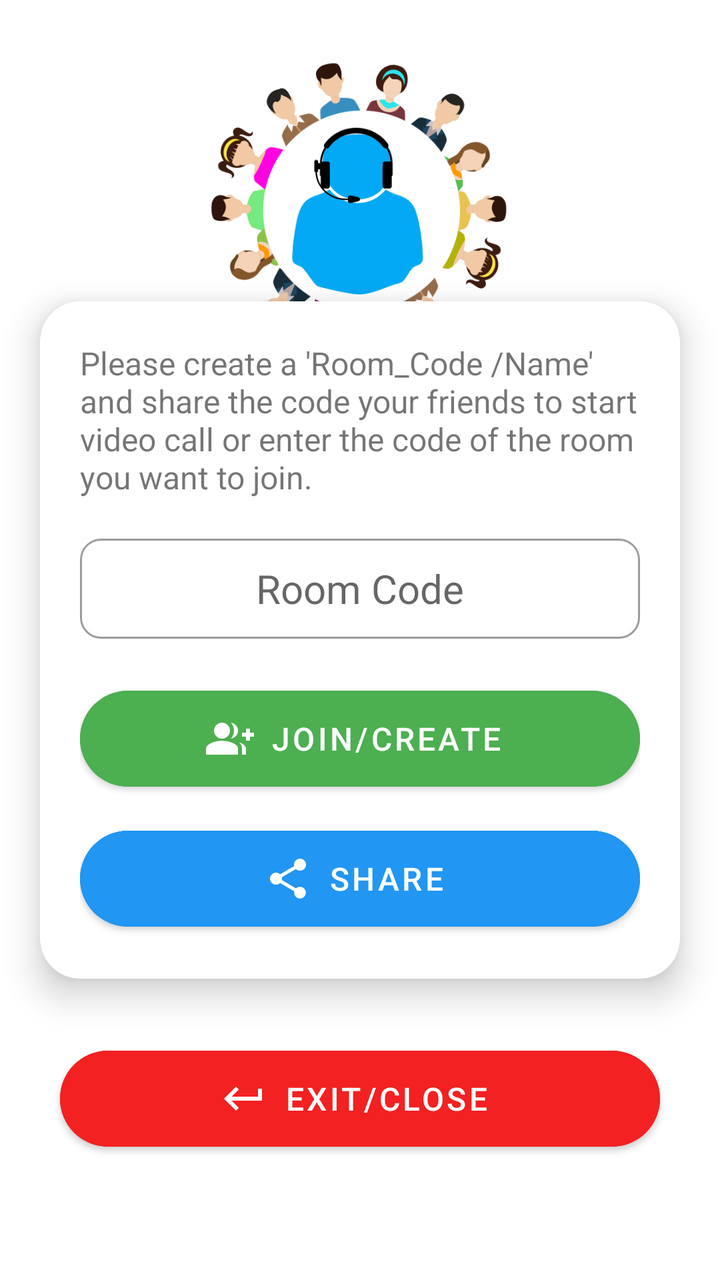
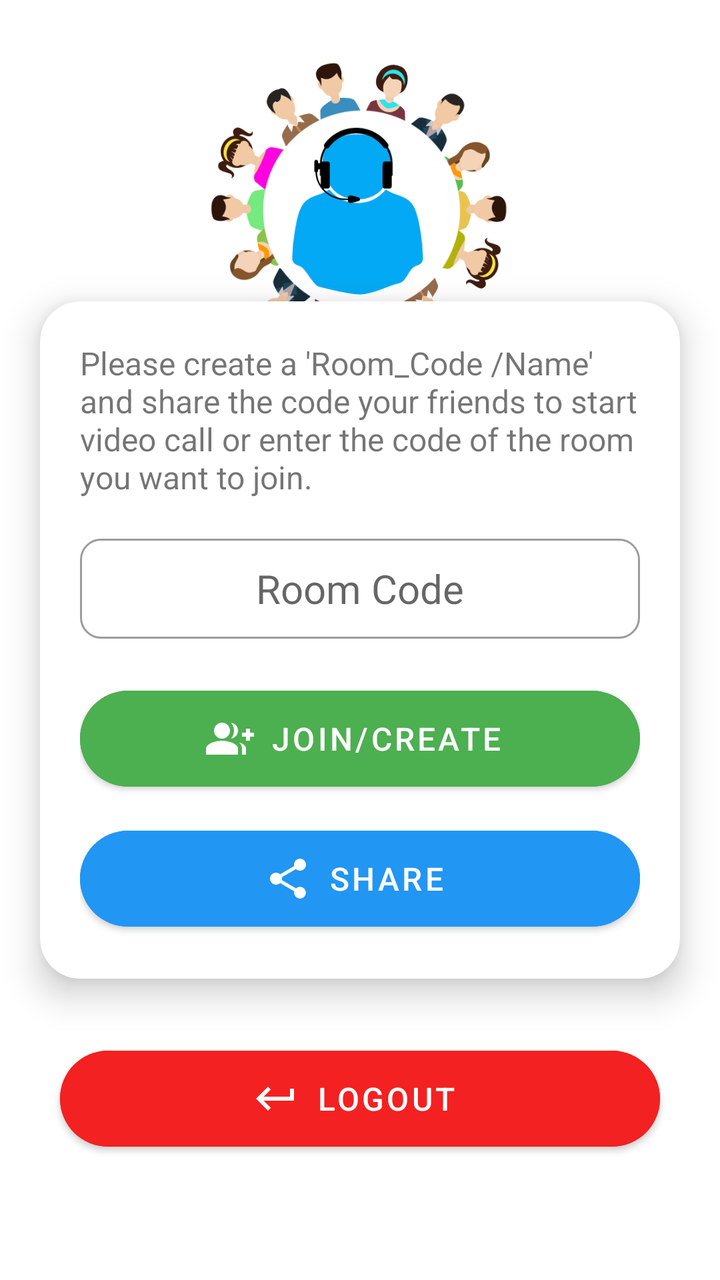

The first picture is an Android layout as it rendered before a commit; the second is the same layout after the commit. The layout source and the unified diff follow.
<!-- AndroidManifest.xml: application theme AppTheme -->
<!-- res/layout/activity_main.xml -->
<?xml version="1.0" encoding="utf-8"?>
<androidx.constraintlayout.widget.ConstraintLayout xmlns:android="http://schemas.android.com/apk/res/android"
    xmlns:app="http://schemas.android.com/apk/res-auto"
    xmlns:tools="http://schemas.android.com/tools"
    android:layout_width="match_parent"
    android:layout_height="match_parent"
    android:layout_gravity="center"
    tools:context=".MainActivity">

    <ImageView
        android:id="@+id/imageView2"
        android:layout_width="150dp"
        android:layout_height="150dp"
        android:layout_marginTop="30dp"
        app:layout_constraintEnd_toEndOf="parent"
        app:layout_constraintHorizontal_bias="0.498"
        app:layout_constraintStart_toStartOf="parent"
        app:layout_constraintTop_toTopOf="parent"
        app:srcCompat="@drawable/logo" />

    <androidx.cardview.widget.CardView
        android:id="@+id/cardView"
        android:layout_width="match_parent"
        android:layout_height="wrap_content"
        android:layout_marginLeft="20dp"
        android:layout_marginRight="20dp"
        android:outlineAmbientShadowColor="@color/black"
        android:outlineSpotShadowColor="@color/black"
        app:cardCornerRadius="20dp"
        app:cardElevation="10dp"
        app:layout_constraintBottom_toBottomOf="parent"
        app:layout_constraintEnd_toEndOf="parent"
        app:layout_constraintHorizontal_bias="0.6"
        app:layout_constraintStart_toStartOf="parent"
        app:layout_constraintTop_toTopOf="parent">



        <LinearLayout
            android:layout_width="match_parent"
            android:layout_height="wrap_content"
            android:layout_margin="20dp"
            android:orientation="vertical">

            <com.google.android.material.textview.MaterialTextView
                android:layout_width="match_parent"
                android:layout_height="wrap_content"
                android:text="Please create a 'Room_Code /Name' and share the code your
friends to start video call or enter the code of the room you want to join."
                android:textSize="16sp" />

            <com.google.android.material.textfield.TextInputEditText
                android:id="@+id/codeBox"
                android:layout_width="match_parent"
                android:layout_height="50dp"
                android:layout_marginTop="20dp"
                android:background="@drawable/text_box_style"
                android:gravity="center"
                android:hint="Room Code"
                android:inputType="textPersonName"
                android:maxLines="1"
                android:textSize="20sp" />

            <com.google.android.material.button.MaterialButton
                android:id="@+id/joinBtn"
                android:layout_width="match_parent"
                android:layout_height="60dp"
                android:layout_gravity="center"
                android:layout_marginTop="20dp"
                android:layout_marginBottom="10dp"
                android:backgroundTint="#4CAF50"
                android:paddingLeft="10dp"
                android:text="Join/Create"
                android:onClick="onButtonClick"
                android:textColor="#fff"
                android:textSize="16sp"
                app:cornerRadius="50dp"
                app:icon="@drawable/ic_baseline_group_add_24"
                app:iconGravity="textStart" />

            <com.google.android.material.button.MaterialButton
                android:id="@+id/share"
                android:layout_width="match_parent"
                android:layout_height="60dp"
                android:layout_gravity="center"
                android:backgroundTint="#2196F3"
                android:gravity="center"
                android:paddingLeft="10dp"
                android:text="Share"
                android:textColor="#fff"
                android:textSize="16sp"
                app:cornerRadius="50dp"
                app:icon="@drawable/ic_baseline_share_24"
                app:iconGravity="textStart" />
        </LinearLayout>
    </androidx.cardview.widget.CardView>

    <com.google.android.material.button.MaterialButton
        android:id="@+id/LogOutButton"
        android:layout_width="match_parent"
        android:layout_height="60dp"
        android:layout_gravity="center"
        android:layout_margin="30dp"
        android:backgroundTint="#F32121"
        android:gravity="center"
        android:paddingLeft="10dp"
        android:text="Exit/Close"
        android:textColor="#fff"
        android:textSize="16sp"
        app:cornerRadius="50dp"
        app:icon="@drawable/ic_baseline_keyboard_return_24"
        app:iconGravity="textStart"
        app:layout_constraintBottom_toBottomOf="parent"
        app:layout_constraintEnd_toEndOf="parent"
        app:layout_constraintHorizontal_bias="0.666"
        app:layout_constraintStart_toStartOf="parent"
        app:layout_constraintTop_toBottomOf="@+id/cardView"
        app:layout_constraintVertical_bias="0.0" />


</androidx.constraintlayout.widget.ConstraintLayout>
<!-- resources referenced by this layout -->
<resources>
  <color name="black">#000000</color>
  <!-- drawable ic_baseline_group_add_24 (drawable) -->
  <vector xmlns:android="http://schemas.android.com/apk/res/android"
      android:width="24dp"
      android:height="24dp"
      android:viewportWidth="24"
      android:viewportHeight="24"
      android:tint="?attr/colorControlNormal">
    <path
        android:fillColor="@android:color/white"
        android:pathData="M22,9l0,-2l-2,0l0,2l-2,0l0,2l2,0l0,2l2,0l0,-2l2,0l0,-2z"/>
    <path
        android:fillColor="@android:color/white"
        android:pathData="M8,12c2.21,0 4,-1.79 4,-4s-1.79,-4 -4,-4S4,5.79 4,8S5.79,12 8,12z"/>
    <path
        android:fillColor="@android:color/white"
        android:pathData="M8,13c-2.67,0 -8,1.34 -8,4v3h16v-3C16,14.34 10.67,13 8,13z"/>
    <path
        android:fillColor="@android:color/white"
        android:pathData="M12.51,4.05C13.43,5.11 14,6.49 14,8s-0.57,2.89 -1.49,3.95C14.47,11.7 16,10.04 16,8S14.47,4.3 12.51,4.05z"/>
    <path
        android:fillColor="@android:color/white"
        android:pathData="M16.53,13.83C17.42,14.66 18,15.7 18,17v3h2v-3C20,15.55 18.41,14.49 16.53,13.83z"/>
  </vector>
  <!-- drawable ic_baseline_keyboard_return_24 (drawable) -->
  <vector xmlns:android="http://schemas.android.com/apk/res/android"
      android:width="24dp"
      android:height="24dp"
      android:viewportWidth="24"
      android:viewportHeight="24"
      android:tint="?attr/colorControlNormal"
      android:autoMirrored="true">
    <path
        android:fillColor="@android:color/white"
        android:pathData="M19,7v4H5.83l3.58,-3.59L8,6l-6,6 6,6 1.41,-1.41L5.83,13H21V7z"/>
  </vector>
  <!-- drawable ic_baseline_share_24 (drawable) -->
  <vector xmlns:android="http://schemas.android.com/apk/res/android"
      android:width="24dp"
      android:height="24dp"
      android:viewportWidth="24"
      android:viewportHeight="24"
      android:tint="?attr/colorControlNormal">
    <path
        android:fillColor="@android:color/white"
        android:pathData="M18,16.08c-0.76,0 -1.44,0.3 -1.96,0.77L8.91,12.7c0.05,-0.23 0.09,-0.46 0.09,-0.7s-0.04,-0.47 -0.09,-0.7l7.05,-4.11c0.54,0.5 1.25,0.81 2.04,0.81 1.66,0 3,-1.34 3,-3s-1.34,-3 -3,-3 -3,1.34 -3,3c0,0.24 0.04,0.47 0.09,0.7L8.04,9.81C7.5,9.31 6.79,9 6,9c-1.66,0 -3,1.34 -3,3s1.34,3 3,3c0.79,0 1.5,-0.31 2.04,-0.81l7.12,4.16c-0.05,0.21 -0.08,0.43 -0.08,0.65 0,1.61 1.31,2.92 2.92,2.92 1.61,0 2.92,-1.31 2.92,-2.92s-1.31,-2.92 -2.92,-2.92z"/>
  </vector>
  <!-- drawable logo: png bitmap (drawable-v24, 45526 bytes) -->
  <!-- drawable text_box_style (drawable) -->
  <?xml version="1.0" encoding="utf-8"?>
  <shape xmlns:android="http://schemas.android.com/apk/res/android">
      <stroke
          android:width="1dp"
          android:color="#9c9c9c" />
      <padding
          android:bottom="10dp"
          android:left="10dp"
          android:right="10dp"
          android:top="10dp" />
      <corners
          android:radius="10dp"
          />
  
  
  </shape>
  <style name="AppTheme" parent="Theme.MaterialComponents.DayNight.DarkActionBar">
          
          <item name="colorPrimary">@color/colorPrimary</item>
          <item name="colorPrimaryDark">@color/colorPrimaryDark</item>
          <item name="colorAccent">@color/colorAccent</item>
      </style>
  <color name="colorPrimary">#6200EE</color>
  <color name="colorPrimaryDark">#3700B3</color>
  <color name="colorAccent">#03DAC5</color>
</resources>

<!-- the commit's change to res/layout/activity_main.xml (unified diff, before → after) -->
@@ -35,7 +35,6 @@
         app:layout_constraintTop_toTopOf="parent">
 
 
-
         <LinearLayout
             android:layout_width="match_parent"
             android:layout_height="wrap_content"
@@ -69,9 +68,9 @@ friends to start video call or enter the code of the room you want to join."
                 android:layout_marginTop="20dp"
                 android:layout_marginBottom="10dp"
                 android:backgroundTint="#4CAF50"
+                android:onClick="onButtonClick"
                 android:paddingLeft="10dp"
                 android:text="Join/Create"
-                android:onClick="onButtonClick"
                 android:textColor="#fff"
                 android:textSize="16sp"
                 app:cornerRadius="50dp"
@@ -104,7 +103,7 @@ friends to start video call or enter the code of the room you want to join."
         android:backgroundTint="#F32121"
         android:gravity="center"
         android:paddingLeft="10dp"
-        android:text="Exit/Close"
+        android:text="Logout"
         android:textColor="#fff"
         android:textSize="16sp"
         app:cornerRadius="50dp"
@@ -112,10 +111,8 @@ friends to start video call or enter the code of the room you want to join."
         app:iconGravity="textStart"
         app:layout_constraintBottom_toBottomOf="parent"
         app:layout_constraintEnd_toEndOf="parent"
-        app:layout_constraintHorizontal_bias="0.666"
         app:layout_constraintStart_toStartOf="parent"
         app:layout_constraintTop_toBottomOf="@+id/cardView"
         app:layout_constraintVertical_bias="0.0" />
 
-
 </androidx.constraintlayout.widget.ConstraintLayout>
